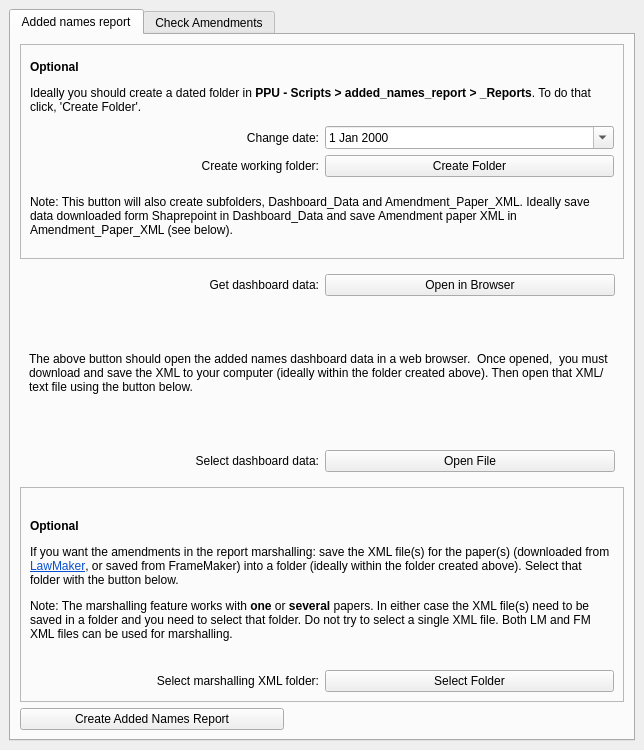
Qt form src/supcheck/ui/addedNames.ui (hoc-ppu/lawchecker) before a commit.
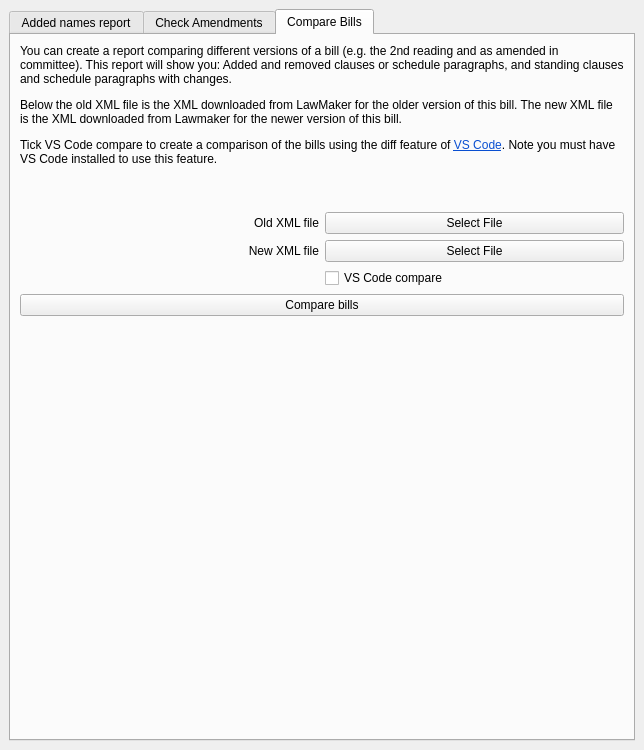
The same form after that commit.

Commit message:
Add compare bills function
Refactor code, move some commons functions out to utlis.py
Fist attempt at the GUI. Code clean up still needed

Patch:
```diff
--- a/src/supcheck/ui/addedNames.ui
+++ b/src/supcheck/ui/addedNames.ui
@@ -14,11 +14,11 @@
    <string>SupCheck</string>
   </property>
   <widget class="QWidget" name="centralwidget">
-   <layout class="QHBoxLayout" name="horizontalLayout">
+   <layout class="QVBoxLayout" name="verticalLayout_6">
     <item>
      <widget class="QTabWidget" name="tabWidget">
       <property name="currentIndex">
-       <number>0</number>
+       <number>2</number>
       </property>
       <widget class="QWidget" name="AddedNamesTab">
        <attribute name="title">
@@ -299,6 +299,88 @@
         </item>
        </layout>
       </widget>
+      <widget class="QWidget" name="CompareBillsTab">
+       <attribute name="title">
+        <string>Compare Bills</string>
+       </attribute>
+       <layout class="QVBoxLayout" name="verticalLayout_7">
+        <item>
+         <layout class="QGridLayout" name="gridLayout_6" columnstretch="1,1">
+          <item row="1" column="0">
+           <widget class="QLabel" name="label_10">
+            <property name="text">
+             <string>Old XML file</string>
+            </property>
+            <property name="alignment">
+             <set>Qt::AlignRight|Qt::AlignTrailing|Qt::AlignVCenter</set>
+            </property>
+           </widget>
+          </item>
+          <item row="2" column="1">
+           <widget class="QPushButton" name="new_bill_XML_btn">
+            <property name="text">
+             <string>Select File</string>
+            </property>
+           </widget>
+          </item>
+          <item row="2" column="0">
+           <widget class="QLabel" name="select_label_3">
+            <property name="text">
+             <string>New XML file</string>
+            </property>
+            <property name="alignment">
+             <set>Qt::AlignRight|Qt::AlignTrailing|Qt::AlignVCenter</set>
+            </property>
+           </widget>
+          </item>
+          <item row="1" column="1">
+           <widget class="QPushButton" name="old_bill_XML_btn">
+            <property name="text">
+             <string>Select File</string>
+            </property>
+           </widget>
+          </item>
+          <item row="0" column="0" colspan="2">
+           <widget class="QLabel" name="instruction_label_3">
+            <property name="text">
+             <string>&lt;html&gt;&lt;head/&gt;&lt;body&gt;&lt;p&gt;You can create a report comparing different versions of a bill (e.g. the 2nd reading and as amended in committee). This report will show you: Added and removed clauses or schedule paragraphs, and standing clauses and schedule paragraphs with changes.&lt;/p&gt;&lt;p&gt;Below the old XML file is the XML downloaded from LawMaker for the older version of this bill. The new XML file is the XML downloaded from Lawmaker for the newer version of this bill.&lt;/p&gt;&lt;p&gt;Tick VS Code compare to create a comparison of the bills using the diff feature of &lt;a href=&quot;https://code.visualstudio.com/&quot;&gt;&lt;span style=&quot; text-decoration: underline; color:#094fd1;&quot;&gt;VS Code&lt;/span&gt;&lt;/a&gt;. Note you must have VS Code installed to use this feature.&lt;/p&gt;&lt;p&gt;&lt;br/&gt;&lt;/p&gt;&lt;/body&gt;&lt;/html&gt;</string>
+            </property>
+            <property name="wordWrap">
+             <bool>true</bool>
+            </property>
+           </widget>
+          </item>
+          <item row="3" column="1">
+           <widget class="QCheckBox" name="vs_code_diff">
+            <property name="text">
+             <string>VS Code compare</string>
+            </property>
+           </widget>
+          </item>
+         </layout>
+        </item>
+        <item>
+         <widget class="QPushButton" name="create_bill_compare_btn">
+          <property name="text">
+           <string>Compare bills</string>
+          </property>
+         </widget>
+        </item>
+        <item>
+         <spacer name="verticalSpacer1">
+          <property name="orientation">
+           <enum>Qt::Vertical</enum>
+          </property>
+          <property name="sizeHint" stdset="0">
+           <size>
+            <width>20</width>
+            <height>40</height>
+           </size>
+          </property>
+         </spacer>
+        </item>
+       </layout>
+      </widget>
      </widget>
     </item>
    </layout>
```
The commit also changes 11 other files.
